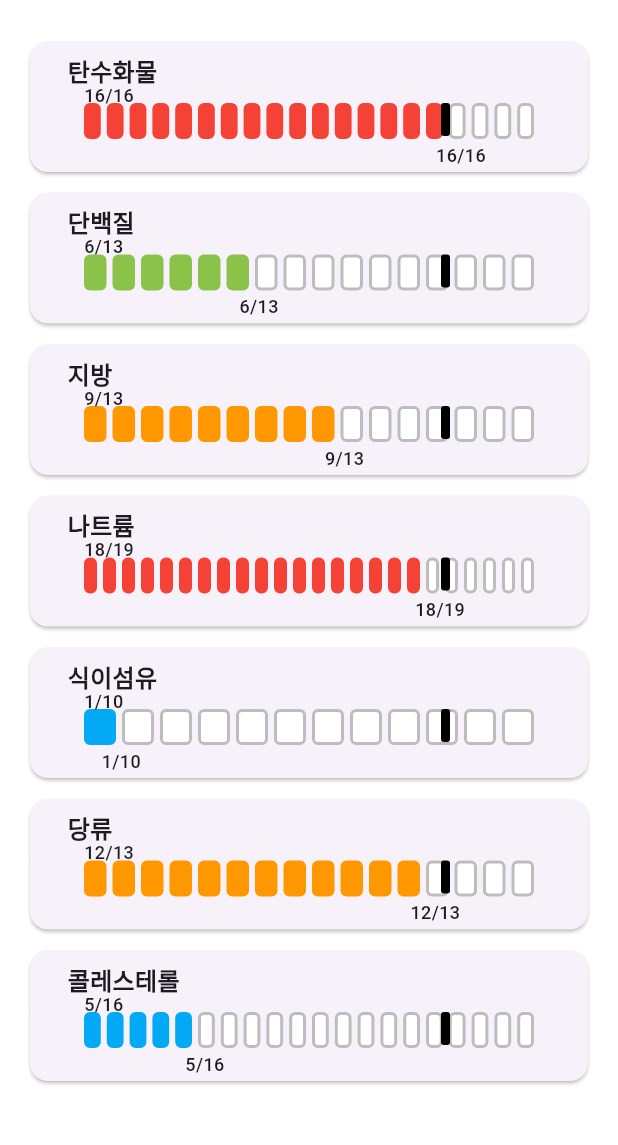
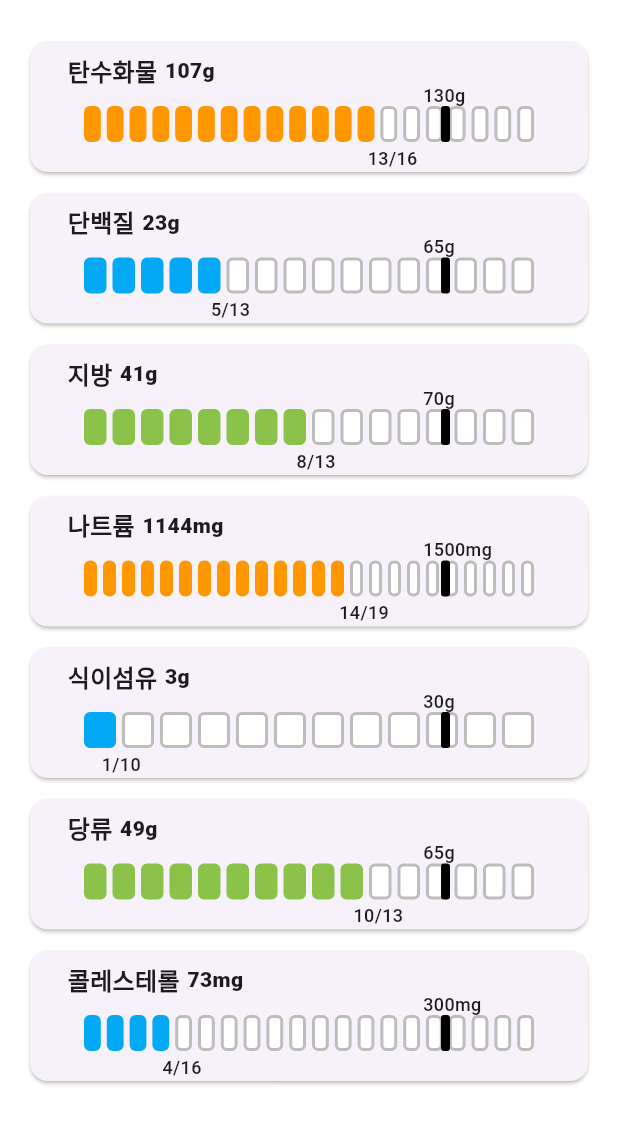
Before and after one commit to mecc91/healthapp, a Flutter app: the screen it shows after launch, scrolled down 89 dp, after a tap on "Daily Status", on a phone screen of 412 x 824 dp, the part 65-1210 px from its top. Run offline on Flutter 3.47's test engine with Material 3 defaults, Android fonts, the phone set to English and light mode, and no system bars; our stand-ins replace image_picker; missing offline and left inert: dart:ffi.

Commit message:
5/12_base

```diff
--- a/lib/dailystatusPage/dailystatus.dart
+++ b/lib/dailystatusPage/dailystatus.dart
@@ -22,9 +22,10 @@ class IntakeCriterion {
 
 class IntakeData {
   final String nutrientname;
+  final String intakeunit;
   final double requiredintake;
   final double intakeamount;
-  IntakeData(this.nutrientname, this.requiredintake, this.intakeamount);
+  IntakeData(this.nutrientname, this.requiredintake, this.intakeamount, this.intakeunit);
 }
 
 class _DailyStatusState extends State<DailyStatus> {
@@ -74,13 +75,13 @@ class _DailyStatusState extends State<DailyStatus> {
     }
     setState(() {
       _intakes.clear();
-      _intakes.add(IntakeData("탄수화물", criterion.carbonhydrateCriterion, totalcarbon));
-      _intakes.add(IntakeData("단백질", criterion.proteinCriterion, totalprotein));
-      _intakes.add(IntakeData("지방", criterion.fatCriterion, totalfat));
-      _intakes.add(IntakeData("나트륨", criterion.sodiumCriterion, totalsodium));
-      _intakes.add(IntakeData("식이섬유", criterion.celluloseCriterion, totalcellulose));
-      _intakes.add(IntakeData("당류", criterion.sugarCriterion, totalsugar));
-      _intakes.add(IntakeData("콜레스테롤", criterion.cholesterolCriterion, totalcholesterol));
+      _intakes.add(IntakeData("탄수화물", criterion.carbonhydrateCriterion, totalcarbon, "g"));
+      _intakes.add(IntakeData("단백질", criterion.proteinCriterion, totalprotein, "g"));
+      _intakes.add(IntakeData("지방", criterion.fatCriterion, totalfat, "g"));
+      _intakes.add(IntakeData("나트륨", criterion.sodiumCriterion, totalsodium, "mg"));
+      _intakes.add(IntakeData("식이섬유", criterion.celluloseCriterion, totalcellulose, "g"));
+      _intakes.add(IntakeData("당류", criterion.sugarCriterion, totalsugar, "g"));
+      _intakes.add(IntakeData("콜레스테롤", criterion.cholesterolCriterion, totalcholesterol, "mg"));
     });
   }
 
--- a/lib/dailystatusPage/intakelevel.dart
+++ b/lib/dailystatusPage/intakelevel.dart
@@ -14,12 +14,12 @@ class IntakeLevel extends StatefulWidget {
       _totalBlocks = 24;
     }
     double ratio = _intake.intakeamount / _intake.requiredintake;
-    _filledBlockNum = (ratio * _totalBlocks).round();
-    if (ratio < 0.25) {
+    _filledBlockNum = (ratio * (_totalBlocks - (_totalBlocks / 5).round())).round();
+    if (ratio < 0.5) {
       _filledBlockColor = Colors.lightBlue;
-    } else if (ratio < 0.5) {
+    } else if (ratio < 0.75) {
       _filledBlockColor = Colors.lightGreen;
-    } else if (ratio < 0.75) {
+    } else if (ratio < 0.9) {
       _filledBlockColor = Colors.orange;
     } else {
       _filledBlockColor = Colors.red;
@@ -71,6 +71,11 @@ class _IntakeLevelState extends State<IntakeLevel> {
                   widget._intake.nutrientname,
                   style: const TextStyle(fontSize: 16, fontWeight: FontWeight.w800),
                 ),
+                SizedBox(width: 5),
+                Text(
+                  '${widget._intake.intakeamount.round()}${widget._intake.intakeunit}',
+                  style: const TextStyle(fontSize: 14, fontWeight: FontWeight.w800),
+                ),
               ],
             ),
             SizedBox(
@@ -80,7 +85,7 @@ class _IntakeLevelState extends State<IntakeLevel> {
                 children: [
                   // 블럭들
                   Positioned(
-                    top: 10,
+                    top: 12,
                     child: Row(
                       mainAxisAlignment: MainAxisAlignment.start,
                       children: List.generate(
@@ -110,8 +115,8 @@ class _IntakeLevelState extends State<IntakeLevel> {
                   // 기준선
                   Positioned(
                     left: baselineLeft - 2,
-                    top: 10,
-                    bottom: 24,
+                    top: 12,
+                    bottom: 20,
                     child: Container(
                       width: 6,
                       decoration: BoxDecoration(
@@ -120,18 +125,19 @@ class _IntakeLevelState extends State<IntakeLevel> {
                       ),
                     ),
                   ),
+                  // 섭취기준 텍스트 (채워진 끝 위치 기준)
+                  Positioned(
+                    left: baselineLeft - 14,
+                    top : -4,
+                    child: Text(
+                      '${widget._intake.requiredintake.round()}${widget._intake.intakeunit}',
+                      style: const TextStyle(fontSize: 12, fontWeight: FontWeight.w500),
+                    ),
+                  ),
                   // 수치 텍스트 (채워진 끝 위치 기준)
                   Positioned(
                     left: (widget._filledBlockNum * (blockWidth + _spacing) - blockWidth / 2) - 3,
-                    top: _blockHeight + 4 + 8,
-                    child: Text(
-                      '${widget._filledBlockNum}/${widget._totalBlocks - (widget._totalBlocks / 5).round()}',
-                      style: const TextStyle(fontSize: 12, fontWeight: FontWeight.w500),
-                    ),
-                  ),
-                  // 섭취량 텍스트 (채워진 끝 위치 기준)
-                  Positioned(
-                    top: -4,
+                    top: _blockHeight + 4 + 10,
                     child: Text(
                       '${widget._filledBlockNum}/${widget._totalBlocks - (widget._totalBlocks / 5).round()}',
                       style: const TextStyle(fontSize: 12, fontWeight: FontWeight.w500),
```
